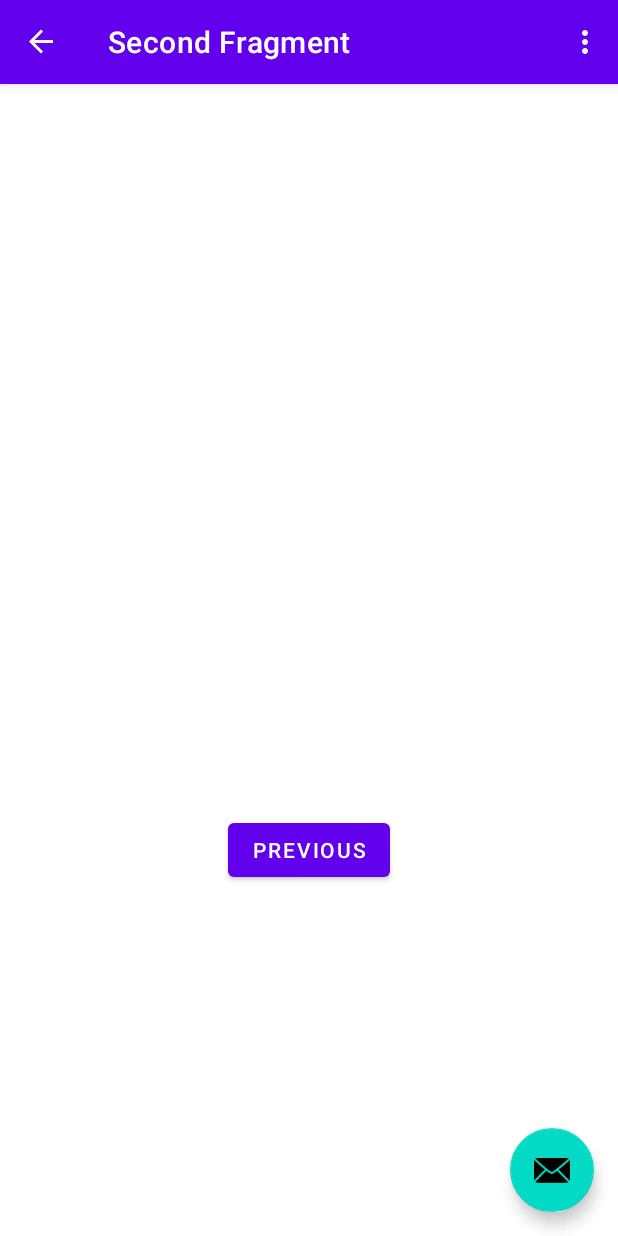
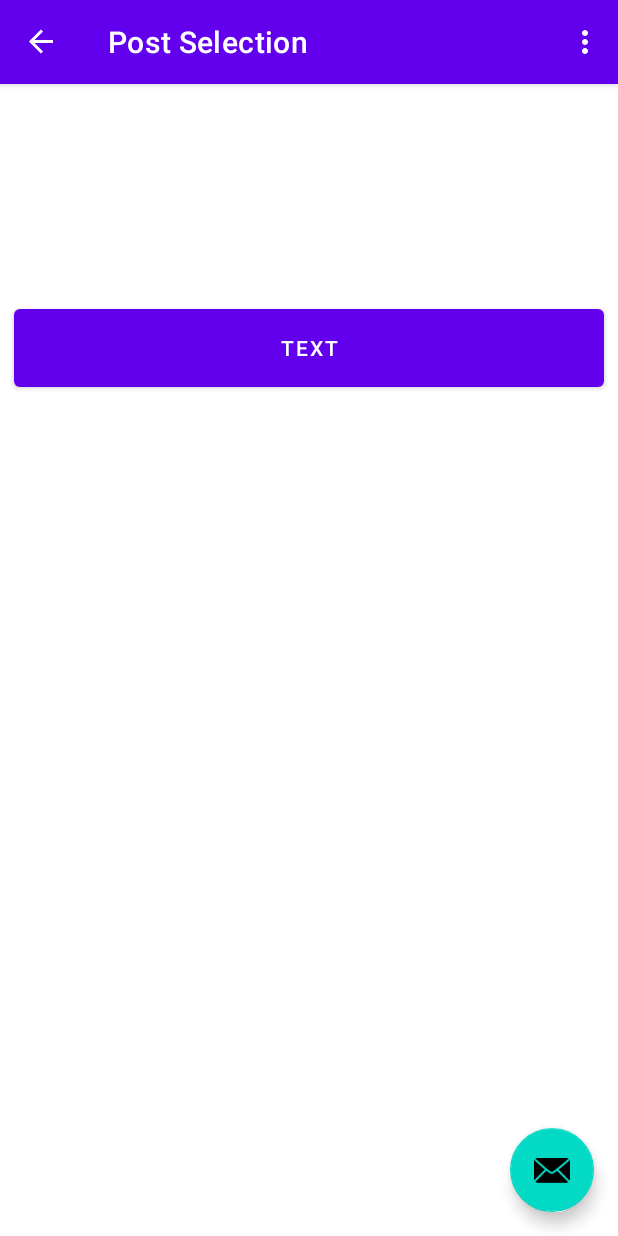
Before and after one commit to FeelingA1/MobileApps, an Android app: the screen it shows after launch (MainActivity), after a tap on "NEXT", on a phone screen of 412 x 824 dp. Run offline under Robolectric (Android 15) with nearby library versions, the phone set to English and light mode, and no system bars; our stand-ins replace navigation-ui.

Commit message:
Should fix buttons

```diff
--- a/app/src/main/java/com/example/musiclovers/FinalizingPostFragment.java
+++ b/app/src/main/java/com/example/musiclovers/FinalizingPostFragment.java
@@ -65,7 +65,7 @@ public class FinalizingPostFragment extends Fragment{
             public void onClick(View view) {
                 //Must change the .nagigate to different fragments. needs to be a different id
                 NavHostFragment.findNavController(FinalizingPostFragment.this)
-                        .navigate(R.id.action_FirstFragment_to_SecondFragment);
+                        .navigate(R.id.action_FinalizingPost_to_Main);
             }
         });
     }
--- a/app/src/main/java/com/example/musiclovers/FirstFragment.java
+++ b/app/src/main/java/com/example/musiclovers/FirstFragment.java
@@ -59,7 +59,7 @@ public class FirstFragment extends Fragment {
             @Override
             public void onClick(View view) {
                 NavHostFragment.findNavController(FirstFragment.this)
-                        .navigate(R.id.action_FirstFragment_to_SecondFragment);
+                        .navigate(R.id.action_FirstFragment_to_PostSelectionFragment);
             }
         });
     }
--- a/app/src/main/java/com/example/musiclovers/PostSelectionFragment.java
+++ b/app/src/main/java/com/example/musiclovers/PostSelectionFragment.java
@@ -1,5 +1,6 @@
 package com.example.musiclovers;
 
+import android.content.Intent;
 import android.os.Bundle;
 import android.util.Log;
 import android.view.LayoutInflater;
@@ -16,6 +17,7 @@ public class PostSelectionFragment extends Fragment {
 
     private FragmentPostSelectionBinding binding;
     private String TAG = "PostSelectionFragment";
+    // private final Intent SpotifySelectionIntent = new Intent(String.valueOf(R.id.action_PostSelection_to_SpotifySelection));
 
     @Override
     public View onCreateView(
@@ -63,7 +65,7 @@ public class PostSelectionFragment extends Fragment {
             public void onClick(View view) {
                 //Must change the .nagigate to different fragments
                 NavHostFragment.findNavController(PostSelectionFragment.this)
-                        .navigate(R.id.action_FirstFragment_to_SecondFragment);
+                        .navigate(R.id.action_PostSelection_to_SpotifySelection);
             }
         });
     }
--- a/app/src/main/java/com/example/musiclovers/SpotifySelectionFragment.java
+++ b/app/src/main/java/com/example/musiclovers/SpotifySelectionFragment.java
@@ -63,7 +63,7 @@ public class SpotifySelectionFragment extends Fragment{
             public void onClick(View view) {
                 //Must change the .nagigate to different fragments. needs to be a different id
                 NavHostFragment.findNavController(SpotifySelectionFragment.this)
-                        .navigate(R.id.action_FirstFragment_to_SecondFragment);
+                        .navigate(R.id.action_SpotifySelection_to_FinalizingPost);
             }
         });
     }
--- a/app/src/main/res/navigation/nav_graph.xml
+++ b/app/src/main/res/navigation/nav_graph.xml
@@ -12,8 +12,8 @@
         tools:layout="@layout/fragment_first">
 
         <action
-            android:id="@+id/action_FirstFragment_to_SecondFragment"
-            app:destination="@id/SecondFragment" />
+            android:id="@+id/action_FirstFragment_to_PostSelectionFragment"
+            app:destination="@id/PostSelectionFragment" />
     </fragment>
     <fragment
         android:id="@+id/SecondFragment"
@@ -25,4 +25,37 @@
             android:id="@+id/action_SecondFragment_to_FirstFragment"
             app:destination="@id/FirstFragment" />
     </fragment>
+
+    <fragment
+        android:id="@+id/PostSelectionFragment"
+        android:name="com.example.musiclovers.PostSelectionFragment"
+        android:label="Post Selection"
+        tools:layout="@layout/fragment_post_selection">
+
+        <action
+            android:id="@+id/action_PostSelection_to_SpotifySelection"
+            app:destination="@id/SpotifySelectionFragment" />
+    </fragment>
+
+    <fragment
+        android:id="@+id/SpotifySelectionFragment"
+        android:name="com.example.musiclovers.SpotifySelectionFragment"
+        android:label="Spotify Selection"
+        tools:layout="@layout/fragment_spotify_selection">
+
+        <action
+            android:id="@+id/action_SpotifySelection_to_FinalizingPost"
+            app:destination="@id/FinalizingPostFragment" />
+    </fragment>
+
+    <fragment
+        android:id="@+id/FinalizingPostFragment"
+        android:name="com.example.musiclovers.FinalizingPostFragment"
+        android:label="Finalizing Post"
+        tools:layout="@layout/fragment_finalizing_post">
+
+        <action
+            android:id="@+id/action_FinalizingPost_to_Main"
+            app:destination="@id/FirstFragment" />
+    </fragment>
 </navigation>
```
